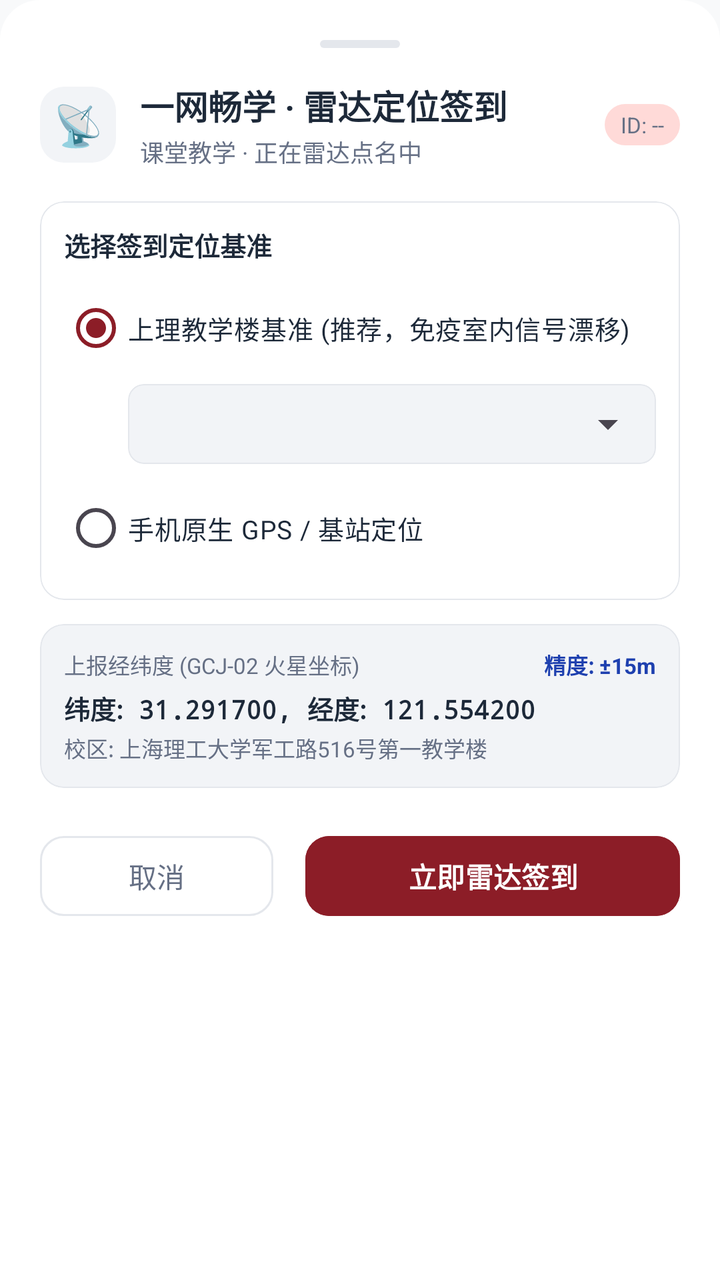
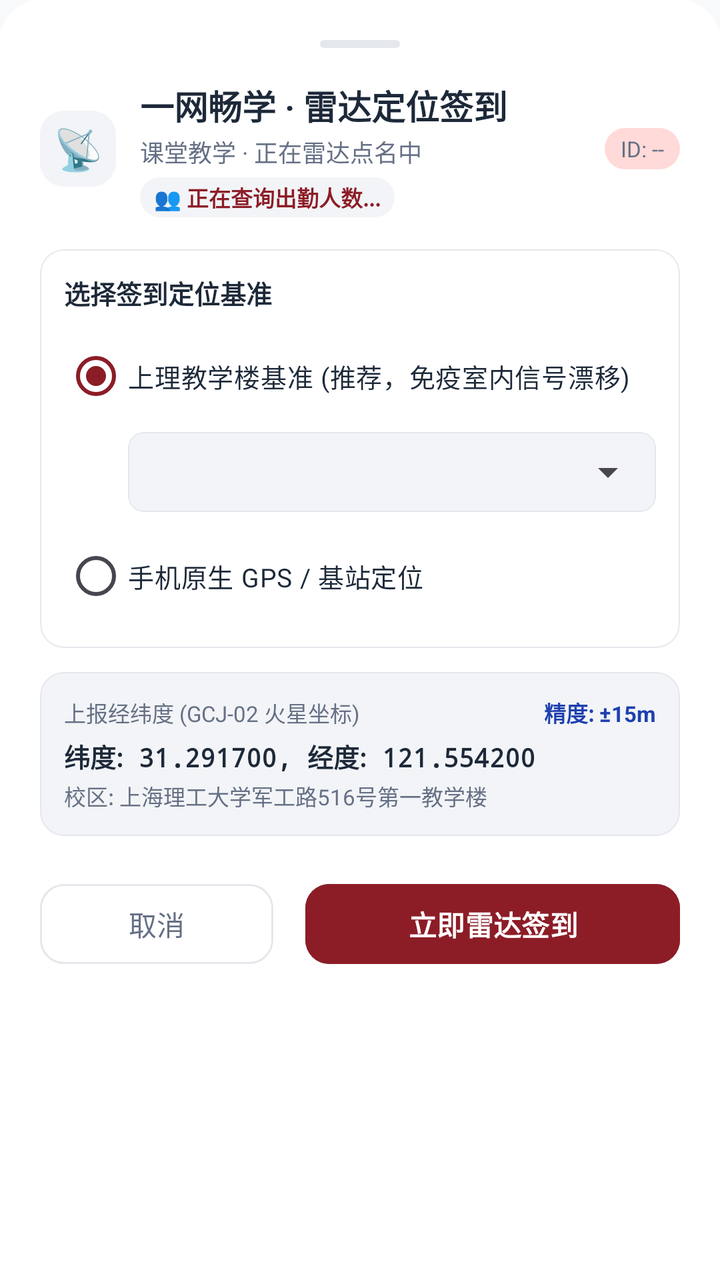

Compare the two renders of this Android layout. The source of the first and the diff that turns it into the second are given below.
<!-- AndroidManifest.xml: application theme Theme.UsstJwgl -->
<!-- res/layout/dialog_radar_rollcall.xml -->
<?xml version="1.0" encoding="utf-8"?>
<LinearLayout xmlns:android="http://schemas.android.com/apk/res/android"
    xmlns:app="http://schemas.android.com/apk/res-auto"
    xmlns:tools="http://schemas.android.com/tools"
    android:layout_width="match_parent"
    android:layout_height="wrap_content"
    android:background="@drawable/bg_sheet_dialog"
    android:orientation="vertical"
    android:padding="20dp">

    
    <View
        android:layout_width="40dp"
        android:layout_height="4dp"
        android:layout_gravity="center_horizontal"
        android:layout_marginBottom="16dp"
        android:background="@drawable/bg_bottom_sheet_handle" />

    
    <LinearLayout
        android:layout_width="match_parent"
        android:layout_height="wrap_content"
        android:gravity="center_vertical"
        android:orientation="horizontal">

        <TextView
            android:layout_width="38dp"
            android:layout_height="38dp"
            android:background="@drawable/bg_badge_rounded"
            android:backgroundTint="@color/surface_variant"
            android:gravity="center"
            android:text="📡"
            android:textSize="20sp" />

        <LinearLayout
            android:layout_width="0dp"
            android:layout_height="wrap_content"
            android:layout_marginStart="12dp"
            android:layout_weight="1"
            android:orientation="vertical">

            <TextView
                android:layout_width="wrap_content"
                android:layout_height="wrap_content"
                android:text="一网畅学 · 雷达定位签到"
                android:textColor="@color/text_primary"
                android:textSize="17sp"
                android:textStyle="bold" />

            <TextView
                android:id="@+id/tvRadarCourseInfo"
                android:layout_width="wrap_content"
                android:layout_height="wrap_content"
                android:layout_marginTop="2dp"
                android:text="课堂教学 · 正在雷达点名中"
                android:textColor="@color/text_secondary"
                android:textSize="12sp" />

        </LinearLayout>

        <TextView
            android:id="@+id/tvRadarRollcallIdBadge"
            android:layout_width="wrap_content"
            android:layout_height="wrap_content"
            android:background="@drawable/bg_badge_rounded"
            android:paddingHorizontal="8dp"
            android:paddingVertical="3dp"
            android:text="ID: --"
            android:textColor="@color/text_secondary"
            android:textSize="11sp" />

    </LinearLayout>

    
    <com.google.android.material.card.MaterialCardView
        android:layout_width="match_parent"
        android:layout_height="wrap_content"
        android:layout_marginTop="16dp"
        app:cardBackgroundColor="@color/surface"
        app:cardCornerRadius="12dp"
        app:cardElevation="0dp"
        app:strokeColor="@color/border"
        app:strokeWidth="0.8dp">

        <LinearLayout
            android:layout_width="match_parent"
            android:layout_height="wrap_content"
            android:orientation="vertical"
            android:padding="12dp">

            <TextView
                android:layout_width="wrap_content"
                android:layout_height="wrap_content"
                android:text="选择签到定位基准"
                android:textColor="@color/text_primary"
                android:textSize="13sp"
                android:textStyle="bold" />

            <RadioGroup
                android:id="@+id/rgLocationMode"
                android:layout_width="match_parent"
                android:layout_height="wrap_content"
                android:layout_marginTop="8dp"
                android:orientation="vertical">

                
                <RadioButton
                    android:id="@+id/rbModeBuilding"
                    android:layout_width="match_parent"
                    android:layout_height="wrap_content"
                    android:checked="true"
                    android:text="上理教学楼基准 (推荐，免疫室内信号漂移)"
                    android:textColor="@color/text_primary"
                    android:textSize="13sp" />

                
                <LinearLayout
                    android:id="@+id/layoutBuildingSelector"
                    android:layout_width="match_parent"
                    android:layout_height="wrap_content"
                    android:layout_marginStart="32dp"
                    android:layout_marginTop="4dp"
                    android:layout_marginBottom="8dp"
                    android:gravity="center_vertical"
                    android:orientation="horizontal">

                    <com.google.android.material.card.MaterialCardView
                        android:layout_width="match_parent"
                        android:layout_height="40dp"
                        app:cardBackgroundColor="@color/surface_variant"
                        app:cardCornerRadius="8dp"
                        app:cardElevation="0dp"
                        app:strokeColor="@color/border"
                        app:strokeWidth="0.8dp">

                        <Spinner
                            android:id="@+id/spinnerBuildings"
                            android:layout_width="match_parent"
                            android:layout_height="match_parent"
                            android:paddingHorizontal="10dp" />

                    </com.google.android.material.card.MaterialCardView>

                </LinearLayout>

                
                <RadioButton
                    android:id="@+id/rbModeCurrentGps"
                    android:layout_width="match_parent"
                    android:layout_height="wrap_content"
                    android:text="手机原生 GPS / 基站定位"
                    android:textColor="@color/text_primary"
                    android:textSize="13sp" />

                
                <LinearLayout
                    android:id="@+id/layoutGpsStatus"
                    android:layout_width="match_parent"
                    android:layout_height="wrap_content"
                    android:layout_marginStart="32dp"
                    android:layout_marginTop="4dp"
                    android:gravity="center_vertical"
                    android:orientation="horizontal"
                    android:visibility="gone">

                    <TextView
                        android:id="@+id/tvGpsStatus"
                        android:layout_width="0dp"
                        android:layout_height="wrap_content"
                        android:layout_weight="1"
                        android:text="正在获取当前高精度位置..."
                        android:textColor="@color/text_secondary"
                        android:textSize="12sp" />

                    <com.google.android.material.button.MaterialButton
                        android:id="@+id/btnRefreshGps"
                        style="@style/Widget.Material3.Button.TextButton"
                        android:layout_width="wrap_content"
                        android:layout_height="36dp"
                        android:text="重新定位"
                        android:textSize="11sp" />

                </LinearLayout>

            </RadioGroup>

        </LinearLayout>

    </com.google.android.material.card.MaterialCardView>

    
    <com.google.android.material.card.MaterialCardView
        android:layout_width="match_parent"
        android:layout_height="wrap_content"
        android:layout_marginTop="12dp"
        app:cardBackgroundColor="@color/surface_variant"
        app:cardCornerRadius="12dp"
        app:cardElevation="0dp"
        app:strokeColor="@color/border"
        app:strokeWidth="0.8dp">

        <LinearLayout
            android:layout_width="match_parent"
            android:layout_height="wrap_content"
            android:orientation="vertical"
            android:padding="12dp">

            <LinearLayout
                android:layout_width="match_parent"
                android:layout_height="wrap_content"
                android:gravity="center_vertical"
                android:orientation="horizontal">

                <TextView
                    android:layout_width="0dp"
                    android:layout_height="wrap_content"
                    android:layout_weight="1"
                    android:text="上报经纬度 (GCJ-02 火星坐标)"
                    android:textColor="@color/text_secondary"
                    android:textSize="11sp" />

                <TextView
                    android:id="@+id/tvAccuracyTip"
                    android:layout_width="wrap_content"
                    android:layout_height="wrap_content"
                    android:text="精度: ±15m"
                    android:textColor="@color/grade_blue_text"
                    android:textSize="11sp"
                    android:textStyle="bold" />

            </LinearLayout>

            <TextView
                android:id="@+id/tvCoordinatesDisplay"
                android:layout_width="wrap_content"
                android:layout_height="wrap_content"
                android:layout_marginTop="4dp"
                android:fontFamily="monospace"
                android:text="纬度: 31.291700, 经度: 121.554200"
                android:textColor="@color/text_primary"
                android:textSize="13sp"
                android:textStyle="bold" />

            <TextView
                android:id="@+id/tvSelectedBuildingCampus"
                android:layout_width="wrap_content"
                android:layout_height="wrap_content"
                android:layout_marginTop="2dp"
                android:text="校区: 上海理工大学军工路516号第一教学楼"
                android:textColor="@color/text_secondary"
                android:textSize="11sp" />

        </LinearLayout>

    </com.google.android.material.card.MaterialCardView>

    
    <com.google.android.material.checkbox.MaterialCheckBox
        android:id="@+id/cbRadarSignAll"
        android:layout_width="match_parent"
        android:layout_height="wrap_content"
        android:layout_marginTop="10dp"
        android:text="同时为全部已保存账号签到 (独立设备码)"
        android:textColor="@color/text_secondary"
        android:textSize="12.5sp"
        android:visibility="gone" />

    
    <LinearLayout
        android:layout_width="match_parent"
        android:layout_height="wrap_content"
        android:layout_marginTop="20dp"
        android:gravity="center_vertical"
        android:orientation="horizontal">

        <com.google.android.material.button.MaterialButton
            android:id="@+id/btnCancelRadar"
            style="@style/Widget.Material3.Button.OutlinedButton"
            android:layout_width="0dp"
            android:layout_height="48dp"
            android:layout_marginEnd="8dp"
            android:layout_weight="1"
            android:text="取消"
            android:textColor="@color/text_secondary"
            app:cornerRadius="12dp"
            app:strokeColor="@color/border" />

        <FrameLayout
            android:layout_width="0dp"
            android:layout_height="48dp"
            android:layout_marginStart="8dp"
            android:layout_weight="1.6">

            <com.google.android.material.button.MaterialButton
                android:id="@+id/btnSubmitRadar"
                android:layout_width="match_parent"
                android:layout_height="match_parent"
                android:backgroundTint="@color/primary"
                android:text="立即雷达签到"
                android:textColor="@color/on_primary"
                android:textSize="14sp"
                android:textStyle="bold"
                app:cornerRadius="12dp" />

            <ProgressBar
                android:id="@+id/progressRadarSubmitting"
                android:layout_width="24dp"
                android:layout_height="24dp"
                android:layout_gravity="center"
                android:indeterminateTint="#FFFFFF"
                android:visibility="gone" />

        </FrameLayout>

    </LinearLayout>

</LinearLayout>
<!-- resources referenced by this layout -->
<resources>
  <color name="border">#E4E7EC</color>
  <color name="grade_blue_text">#1E40AF</color>
  <color name="on_primary">#FFFFFF</color>
  <color name="primary">#8C1D27</color>
  <color name="surface">#FFFFFF</color>
  <color name="surface_variant">#F2F4F7</color>
  <color name="text_primary">#1D2939</color>
  <color name="text_secondary">#667085</color>
  <!-- drawable bg_badge_rounded (drawable) -->
  <?xml version="1.0" encoding="utf-8"?>
  <shape xmlns:android="http://schemas.android.com/apk/res/android"
      android:shape="rectangle">
      <corners android:radius="12dp" />
      <solid android:color="@color/badge_bg" />
  </shape>
  <!-- drawable bg_bottom_sheet_handle (drawable) -->
  <?xml version="1.0" encoding="utf-8"?>
  <shape xmlns:android="http://schemas.android.com/apk/res/android">
      <solid android:color="@color/border" />
      <corners android:radius="2dp" />
  </shape>
  <!-- drawable bg_sheet_dialog (drawable) -->
  <?xml version="1.0" encoding="utf-8"?>
  <shape xmlns:android="http://schemas.android.com/apk/res/android"
      android:shape="rectangle">
      <solid android:color="@color/surface" />
      <corners
          android:topLeftRadius="20dp"
          android:topRightRadius="20dp"
          android:bottomLeftRadius="0dp"
          android:bottomRightRadius="0dp" />
  </shape>
  <style name="Theme.UsstJwgl" parent="Theme.Material3.DayNight.NoActionBar">
          <item name="colorPrimary">@color/primary</item>
          <item name="colorOnPrimary">@color/on_primary</item>
          <item name="colorPrimaryContainer">@color/primary_container</item>
          <item name="colorOnPrimaryContainer">@color/on_primary_container</item>
  
          <item name="colorSecondary">@color/secondary</item>
          <item name="colorSecondaryContainer">@color/secondary_container</item>
          <item name="colorOnSecondaryContainer">@color/on_secondary_container</item>
  
          <item name="android:statusBarColor">@android:color/transparent</item>
          <item name="android:windowLightStatusBar">true</item>
          <item name="android:navigationBarColor">@android:color/transparent</item>
          <item name="android:windowLightNavigationBar" tools:targetApi="o_mr1">true</item>
          <item name="android:windowBackground">@color/background</item>
  
          
          <item name="bottomNavigationStyle">@style/Widget.Material3.BottomNavigationView</item>
  
          
          <item name="materialCardViewStyle">@style/Widget.Material3.CardView.Outlined</item>
          <item name="android:forceDarkAllowed" tools:targetApi="q">false</item>
      </style>
  <color name="badge_bg">#FFDAD8</color>
  <color name="primary_container">#FFDAD8</color>
  <color name="on_primary_container">#3B080E</color>
  <color name="secondary">#775654</color>
  <color name="secondary_container">#FFDAD7</color>
  <color name="on_secondary_container">#2C1514</color>
  <color name="background">#F8F9FA</color>
</resources>

<!-- the commit's change to res/layout/dialog_radar_rollcall.xml (unified diff, before → after) -->
@@ -55,6 +55,21 @@
                 android:text="课堂教学 · 正在雷达点名中"
                 android:textColor="@color/text_secondary"
                 android:textSize="12sp" />
+
+            
+            <TextView
+                android:id="@+id/tvRadarAttendanceStats"
+                android:layout_width="wrap_content"
+                android:layout_height="wrap_content"
+                android:layout_marginTop="4dp"
+                android:background="@drawable/bg_badge_rounded"
+                android:backgroundTint="@color/surface_variant"
+                android:paddingHorizontal="7dp"
+                android:paddingVertical="2dp"
+                android:text="👥 正在查询出勤人数..."
+                android:textColor="@color/primary"
+                android:textSize="11sp"
+                android:textStyle="bold" />
 
         </LinearLayout>
 
